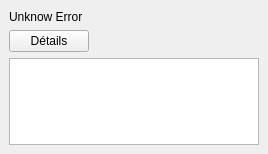
Before: the Qt Designer form projects/ProjectManager/tabs/git/errorviewer.ui in darkFrancis/ProjectManager, drawn with Qt 5.
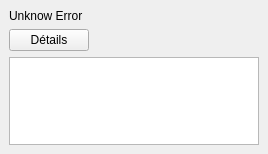
After: the same form once the commit is applied.

```diff
--- a/projects/ProjectManager/tabs/git/errorviewer.ui
+++ b/projects/ProjectManager/tabs/git/errorviewer.ui
@@ -17,18 +17,6 @@
    <layout class="QGridLayout" name="gridLayout">
     <item row="0" column="0" colspan="2">
      <widget class="QLabel" name="label_error">
-      <property name="minimumSize">
-       <size>
-        <width>0</width>
-        <height>15</height>
-       </size>
-      </property>
-      <property name="maximumSize">
-       <size>
-        <width>16777215</width>
-        <height>15</height>
-       </size>
-      </property>
       <property name="text">
        <string>Unknow Error</string>
       </property>
```
